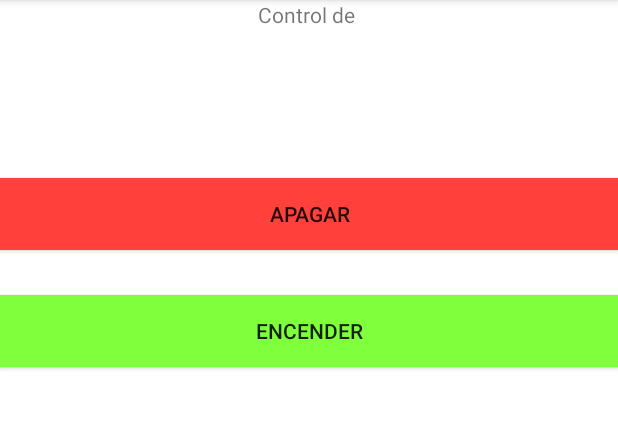
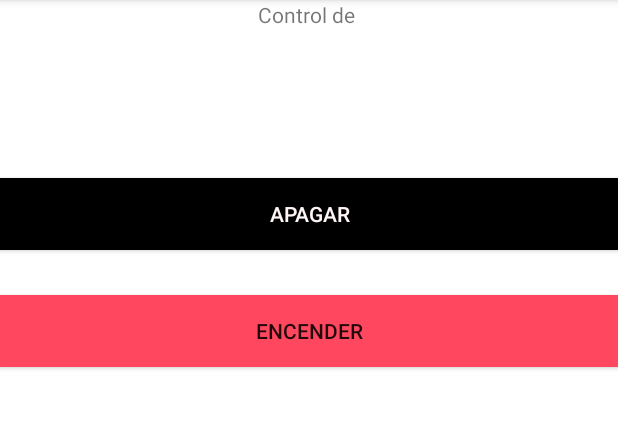
Before and after one commit to vlarios/GreenHouseControl, an Android app: the fragment CommandsStateSel shown on its own in the app's theme, on a phone screen of 412 x 824 dp, the part 84-510 px from its top. Run offline under Robolectric (Android 15) with nearby library versions, the phone set to English and light mode, and no system bars.

Commit message:
Upadated button colors

```diff
--- a/app/src/main/res/layout/commands_state_sel.xml
+++ b/app/src/main/res/layout/commands_state_sel.xml
@@ -36,7 +36,8 @@
         android:id="@+id/offCmdSendBtn"
         android:layout_gravity="center_horizontal"
         android:onClick="offCmdSendBtnPressed"
-        android:background="#ffff403b" />
+        android:background="#ff000000"
+        android:textColor="#fffff4f6" />
 
     <Space
         android:layout_width="fill_parent"
@@ -49,7 +50,7 @@
         android:id="@+id/onCmdSendBtn"
         android:layout_gravity="center_horizontal"
         android:onClick="onCmdSendBtnPressed"
-        android:background="#ff80ff3c" />
+        android:background="#ffff4860" />
 
     <Space
         android:layout_width="fill_parent"
```
